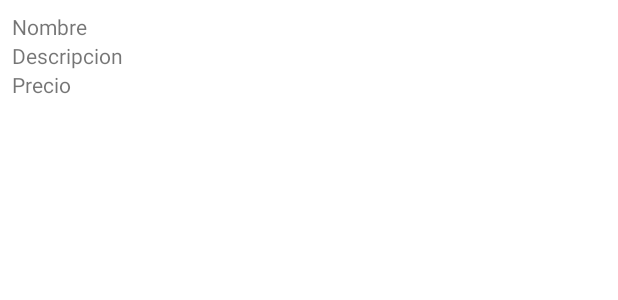
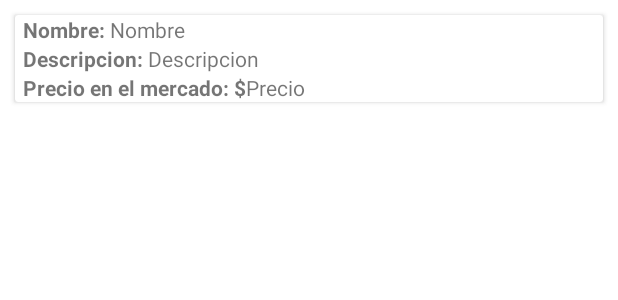
Before and after one commit to Izhar7QR/Proyecto_moviles_farmacia, an Android app: the layout item_productos.xml on its own in the app's theme, with its tools: preview values and no code run, on a phone screen of 412 x 824 dp. Shown: the top 300 px of the screen. Run offline under Robolectric (Android 15) with nearby library versions, the phone set to English and light mode, and no system bars.

Commit message:
Update formato de item.xml

```diff
--- a/app/src/main/res/layout/item_productos.xml
+++ b/app/src/main/res/layout/item_productos.xml
@@ -1,31 +1,71 @@
 <?xml version="1.0" encoding="utf-8"?>
-<LinearLayout xmlns:android="http://schemas.android.com/apk/res/android"
+<androidx.cardview.widget.CardView xmlns:android="http://schemas.android.com/apk/res/android"
     android:layout_width="match_parent"
     android:layout_height="wrap_content"
     android:orientation="vertical"
-    android:padding="8dp">
+    android:padding="8dp"
+    android:layout_margin="10dp">
 
     <LinearLayout
         android:layout_width="match_parent"
         android:layout_height="match_parent"
         android:orientation="vertical">
 
+        <LinearLayout
+            android:layout_width="wrap_content"
+            android:layout_height="wrap_content"
+            android:orientation="horizontal">
+
+            <TextView
+                android:layout_width="wrap_content"
+                android:layout_height="wrap_content"
+                android:layout_marginLeft="5dp"
+                android:text="Nombre: "
+                android:textStyle="bold" />
             <TextView
                 android:id="@+id/tv_Nombre"
                 android:layout_width="wrap_content"
                 android:layout_height="wrap_content"
                 android:text="Nombre"/>
+        </LinearLayout>
+
+        <LinearLayout
+            android:layout_width="wrap_content"
+            android:layout_height="wrap_content"
+            android:orientation="horizontal">
+
+            <TextView
+                android:layout_width="wrap_content"
+                android:layout_height="wrap_content"
+                android:layout_marginLeft="5dp"
+                android:text="Descripcion: "
+                android:textStyle="bold" />
             <TextView
                 android:id="@+id/tv_Descripcion"
                 android:layout_width="wrap_content"
                 android:layout_height="wrap_content"
                 android:text="Descripcion"/>
+        </LinearLayout>
+
+        <LinearLayout
+            android:layout_width="wrap_content"
+            android:layout_height="wrap_content"
+            android:orientation="horizontal">
+
+            <TextView
+                android:layout_width="wrap_content"
+                android:layout_height="wrap_content"
+                android:layout_marginLeft="5dp"
+                android:text="Precio en el mercado: $"
+                android:textStyle="bold" />
             <TextView
                 android:id="@+id/tv_Precio"
                 android:layout_width="wrap_content"
                 android:layout_height="wrap_content"
                 android:text="Precio"/>
+        </LinearLayout>
+
 
     </LinearLayout>
 
-</LinearLayout>
+</androidx.cardview.widget.CardView>
```
Lines whose indentation alone changed are shown as unchanged.
